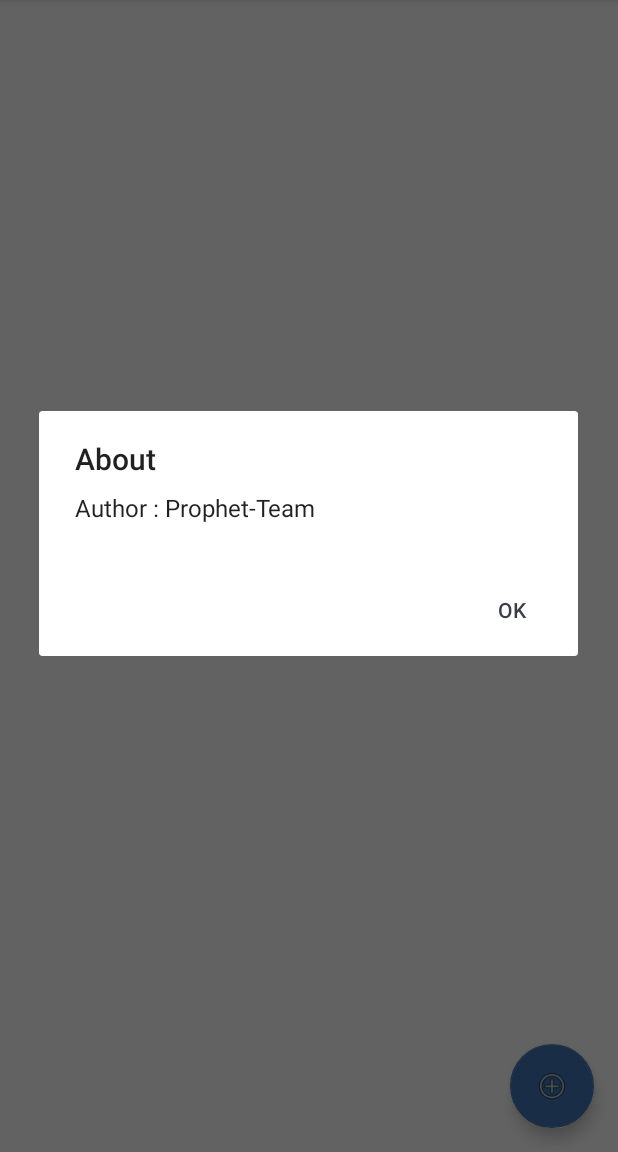
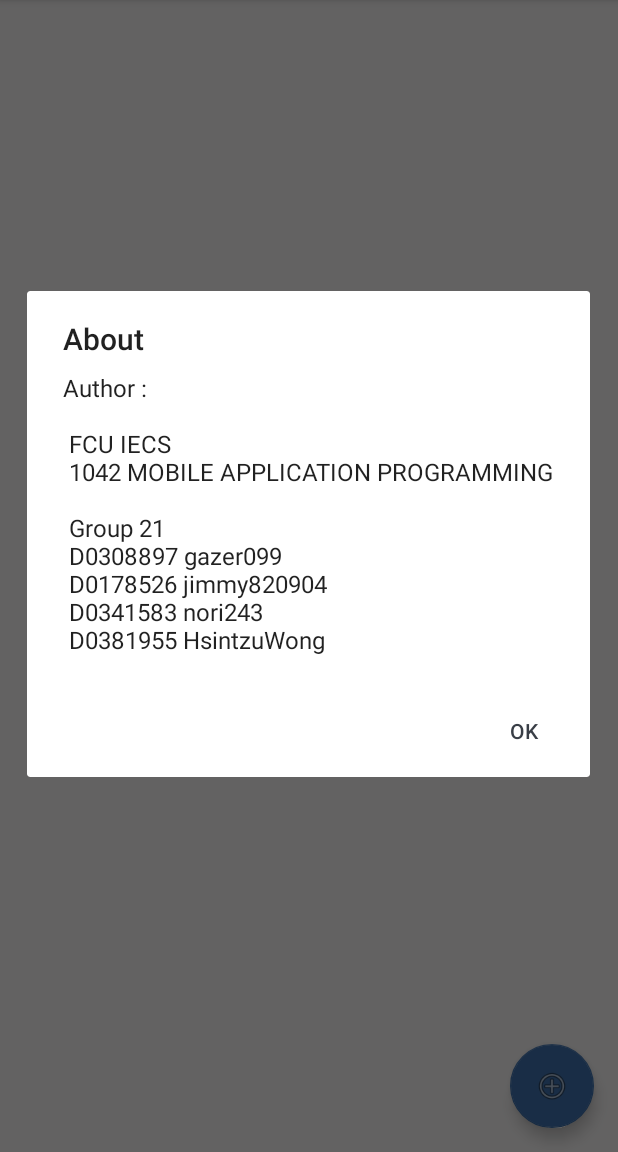
Before and after one commit to FCU21-Prophet/Prophet-List, an Android app: the screen it shows after launch (MainActivity), in the options menu, after a tap on "About", on a phone screen of 412 x 824 dp, the part 84-1236 px from its top. Run offline under Robolectric (Android 15) with nearby library versions, the phone set to English and light mode, and no system bars.

Commit message:
Update about and readme

```diff
--- a/app/src/main/res/values/strings.xml
+++ b/app/src/main/res/values/strings.xml
@@ -8,9 +8,19 @@
     <string name="content">Content</string>
     <string name="tag">Tag</string>
     <string name="time">Notification Time </string>
+
     <!--menu string-->
     <string name="menu_about">About</string>
-    <string name="about_author">Author : Prophet-Team</string>
+    <string name="about_author">
+        Author : \n\n
+        FCU IECS\n
+        1042 MOBILE APPLICATION PROGRAMMING\n\n
+        Group 21\n
+        D0308897 gazer099\n
+        D0178526 jimmy820904\n
+        D0341583 nori243\n
+        D0381955 HsintzuWong\n
+    </string>
     <string name="about_ok">OK</string>
 
     <!--menu string-->
```
Also changed, not shown: 2 other files.
